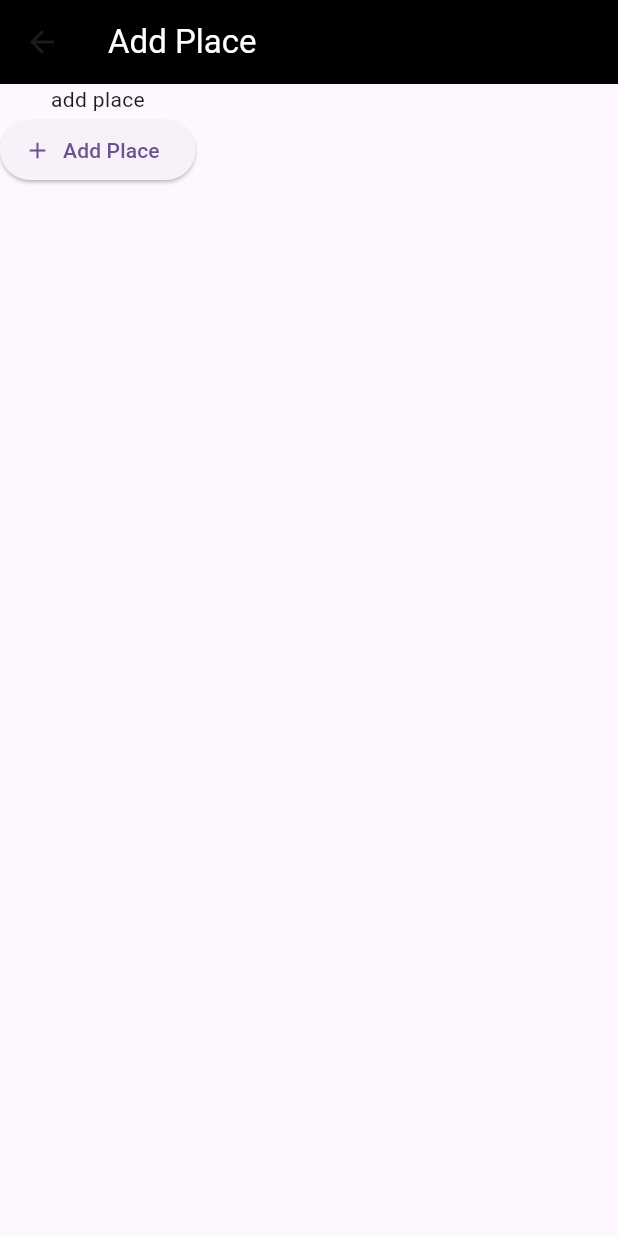
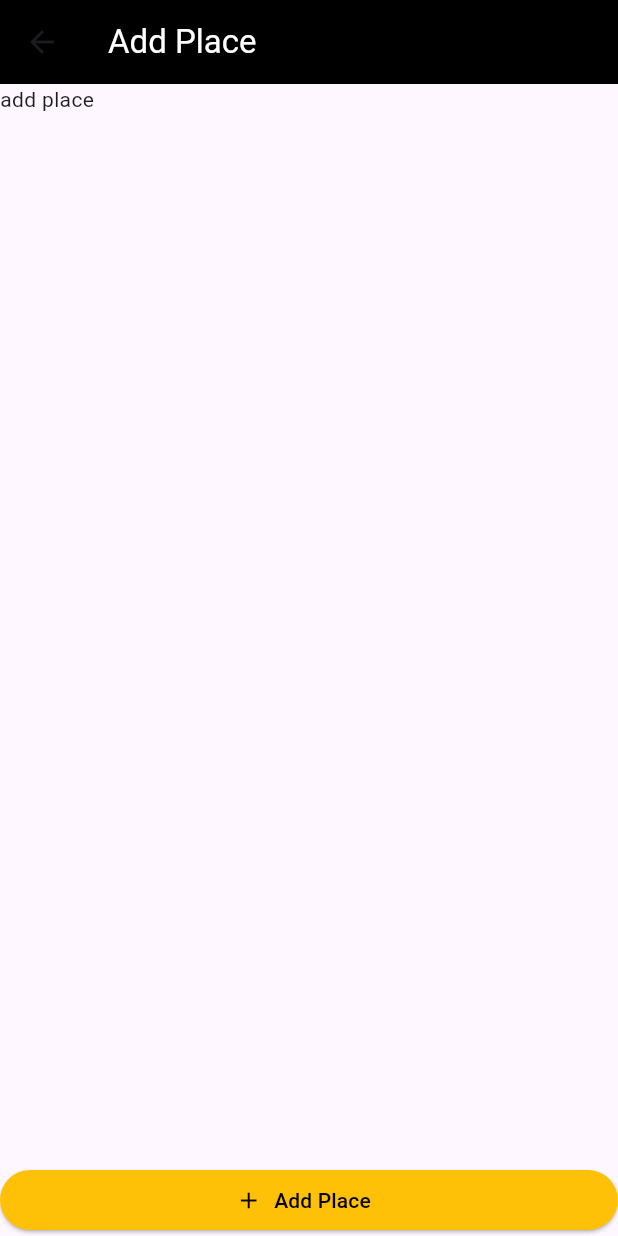
Before and after one commit to RichFlair/places_app, a Flutter app: the AddPlacesScreen screen opened by its route, on a phone screen of 412 x 824 dp. Run offline on Flutter 3.47's test engine with Material 3 defaults, Android fonts, the phone set to English and light mode, and no system bars.

Commit message:
changing the button color

```diff
--- a/lib/screens/add_places_screen.dart
+++ b/lib/screens/add_places_screen.dart
@@ -20,9 +20,15 @@ class _AddPlacesScreenState extends State<AddPlacesScreen> {
         backgroundColor: Colors.black,
       ),
       body: Column(
+        mainAxisAlignment: MainAxisAlignment.spaceBetween,
+        crossAxisAlignment: CrossAxisAlignment.stretch,
         children: [
           const Text('add place'),
           ElevatedButton.icon(
+            style: const ButtonStyle(
+              backgroundColor: MaterialStatePropertyAll(Colors.amber),
+              foregroundColor: MaterialStatePropertyAll(Colors.black),
+            ),
             onPressed: () {},
             icon: const Icon(Icons.add),
             label: const Text('Add Place'),
```
